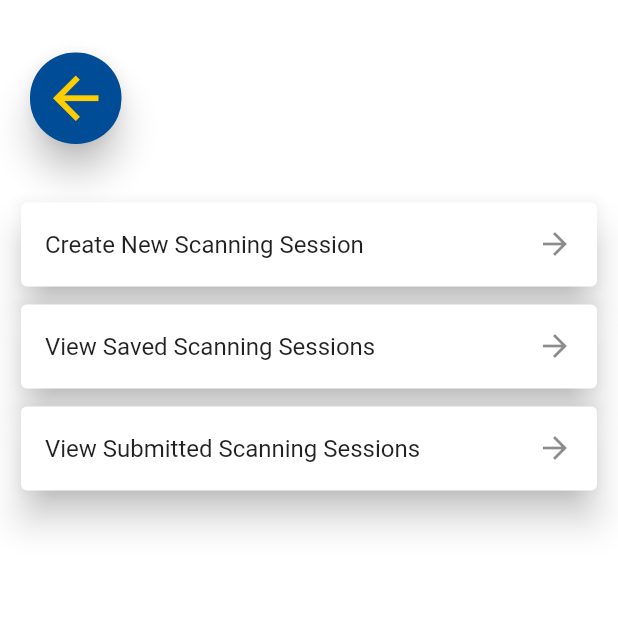
After one commit to Dbono-dev/Sickles_FFA, a Flutter app: the ScanningOptionsPage screen opened directly, on a phone screen of 412 x 824 dp, the top half of it. The commit adds this screen. Run offline on Flutter 3.47's test engine with Material 2 defaults, Android fonts, the light colour scheme and no system bars; our stand-ins replace cloud_firestore, file_picker, firebase_auth, firebase_database, firebase_storage, google_fonts and 3 more; missing offline and left inert: barcode_scan, flutter_full_pdf_viewer, flutter_rounded_date_picker; accounts and stored records are empty.

Commit message:
Another commit

```diff
--- a/lib/admin_pages/add_event.dart
+++ b/lib/admin_pages/add_event.dart
@@ -145,7 +145,7 @@ class _AddEventState extends State<AddEvent> {
                     onPressed: () {
                       showModalBottomSheet(
                         context: context,
-                        builder: (BuildContext builder) {
+                        builder: (context) {
                           return Container(
                               height: MediaQuery.of(context).copyWith().size.height / 3,
                               child: CupertinoDatePicker(
@@ -176,7 +176,7 @@ class _AddEventState extends State<AddEvent> {
                         onPressed: () {
                           showModalBottomSheet(
                             context: context,
-                            builder: (BuildContext builder) {
+                            builder: (context) {
                               return Container(
                                   height: MediaQuery.of(context).copyWith().size.height / 3,
                                   child: CupertinoDatePicker(
--- /dev/null
+++ b/lib/admin_pages/scanning_options_page.dart
@@ -0,0 +1,47 @@
+import 'package:ffa_app/admin_pages/scanning_page.dart';
+import 'package:ffa_app/admin_pages/view_saved_scanning_sessions.dart';
+import 'package:ffa_app/admin_pages/view_submitted_scanning_sessions.dart';
+import 'package:ffa_app/main.dart';
+import 'package:flutter/material.dart';
+import 'package:ffa_app/size_config.dart';
+
+class ScanningOptionsPage extends StatelessWidget {
+  ScanningOptionsPage({Key key, this.uid}) : super(key: key);
+
+  final String uid;
+
+  @override
+  Widget build(BuildContext context) {
+    return Scaffold(
+      backgroundColor: Colors.white,
+      body: Column(
+        crossAxisAlignment: CrossAxisAlignment.start,
+        children: <Widget> [
+          ReturnButton(),
+          Padding(padding: EdgeInsets.all(SizeConfig.blockSizeVertical * 2)),
+          theTiles("Create New Scanning Session", ScanningPage(), context),
+          theTiles("View Saved Scanning Sessions", ViewSavedScanningSessions(), context),
+          theTiles("View Submitted Scanning Sessions", SubmittedScanningSessions(), context),
+        ]
+      ),
+    );
+  }
+
+  Widget theTiles(String text, Widget location, BuildContext context) {
+    return Padding(
+      padding: const EdgeInsets.fromLTRB(10, 2, 10, 2),
+      child: GestureDetector(
+        onTap: () {
+          Navigator.of(context).push(MaterialPageRoute(builder: (context) => location));
+        },
+        child: Card(
+          elevation: 10,
+          child: ListTile(
+            title: Text(text),
+            trailing: Icon(Icons.arrow_forward)
+          )
+        ),
+      ),
+    );
+  }
+}
--- a/lib/database.dart
+++ b/lib/database.dart
@@ -92,7 +92,8 @@ class PostService {
     return await postCollection.document(DateTime.now().toString() + title).setData({
       'title': title,
       'description': description,
-      'link': link
+      'link': link,
+      'dateTime': DateTime.now().toString()
     });
   }
 
@@ -100,6 +101,7 @@ class PostService {
     return await postCollection.document(DateTime.now().toString() + title).setData({
       'title': title,
       'description': description,
+      'dateTime': DateTime.now().toString()
     });
   }
 }
--- a/lib/feed_page.dart
+++ b/lib/feed_page.dart
@@ -7,7 +7,7 @@ class FeedPage extends StatelessWidget {
 
   Future getPosts() async {
     var firestore = Firestore.instance;
-    QuerySnapshot qn = await firestore.collection("posts").getDocuments();
+    QuerySnapshot qn = await firestore.collection("posts").orderBy('dateTime', descending: true).getDocuments();
 
     return qn.documents;
   }
--- a/lib/profile_page.dart
+++ b/lib/profile_page.dart
@@ -1,3 +1,4 @@
+import 'package:ffa_app/admin_pages/scanning_options_page.dart';
 import 'package:ffa_app/admin_pages/set_important_dates.dart';
 import 'package:ffa_app/admin_pages/view_minutes.dart';
 import 'package:ffa_app/auth_service.dart';
@@ -227,14 +228,14 @@ class ProfilePage extends StatelessWidget {
             ),
           ),
           Container(
-            height: SizeConfig.blockSizeVertical * 57,
+            height: SizeConfig.blockSizeVertical * 53,
             child: ListView(
               padding: EdgeInsets.all(0),
               children: <Widget>[
                 userData.permissions == 2 ? moreActionsTiles(Icons.event, "Add Event", context, AddEvent()) : Container(),
                 userData.permissions == 2 ? moreActionsTiles(Icons.message, "Add Post", context, AddPost()) : Container(),
                 moreActionsTiles(Icons.people, "View Attendence", context, ViewAttendence()),
-                moreActionsTiles(Icons.camera_alt, "Start Scanning", context, ScanningPage()),
+                moreActionsTiles(Icons.camera_alt, "Start Scanning", context, ScanningOptionsPage()),
                 moreActionsTiles(Icons.import_export, "Export Data", context, ExportData()),
                 moreActionsTiles(Icons.assignment, "View Minutes", context, ViewMinutes()),
                 moreActionsTiles(Icons.image, "View Images", context, ViewImages()),
--- a/pubspec.yaml
+++ b/pubspec.yaml
@@ -41,6 +41,7 @@ dependencies:
   http: ^0.12.0+4
   flutter_full_pdf_viewer: ^1.0.6
   intl: ^0.16.1
+  jiffy: ^3.0.1
 
 dev_dependencies:
   flutter_test:
```
Also changed, not shown: lib/admin_pages/add_post.dart (+19 -2 lines), lib/admin_pages/set_important_dates.dart (+16 -14 lines), lib/admin_pages/view_images.dart (+42 -0 lines), lib/admin_pages/view_minutes.dart (+38 -15 lines), lib/admin_pages/view_saved_scanning_sessions.dart (added, +10 -0 lines), lib/admin_pages/view_submitted_scanning_sessions.dart (added, +10 -0 lines), lib/main_page.dart (+21 -5 lines), lib/member_pages/send_message.dart (+9 -1 lines), pubspec.lock.
